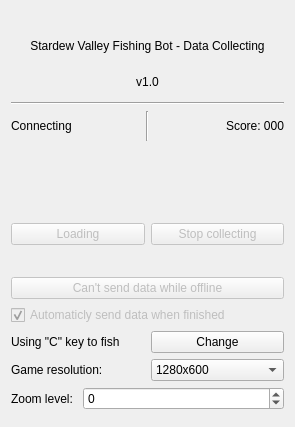
Before: the Qt Designer form designs/GUI_design_with_res.ui in Setti7/SVFB-GUI, drawn with Qt 5.
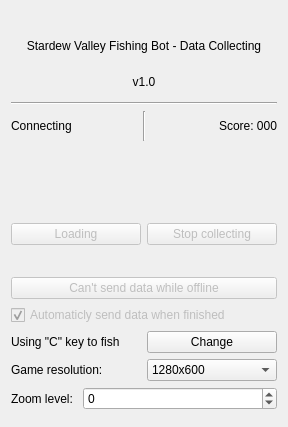
After: the same form once the commit is applied. Icons and pictures are not drawn.

Diff of the .ui file:
```diff
--- a/designs/GUI_design_with_res.ui
+++ b/designs/GUI_design_with_res.ui
@@ -6,7 +6,7 @@
    <rect>
     <x>0</x>
     <y>0</y>
-    <width>295</width>
+    <width>288</width>
     <height>427</height>
    </rect>
   </property>
```
